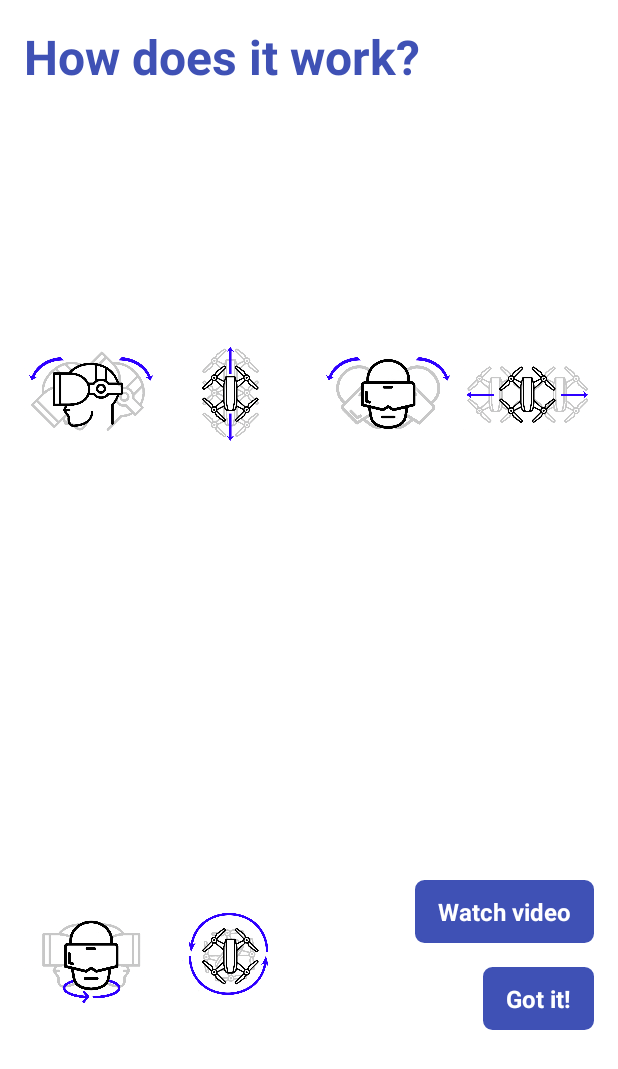
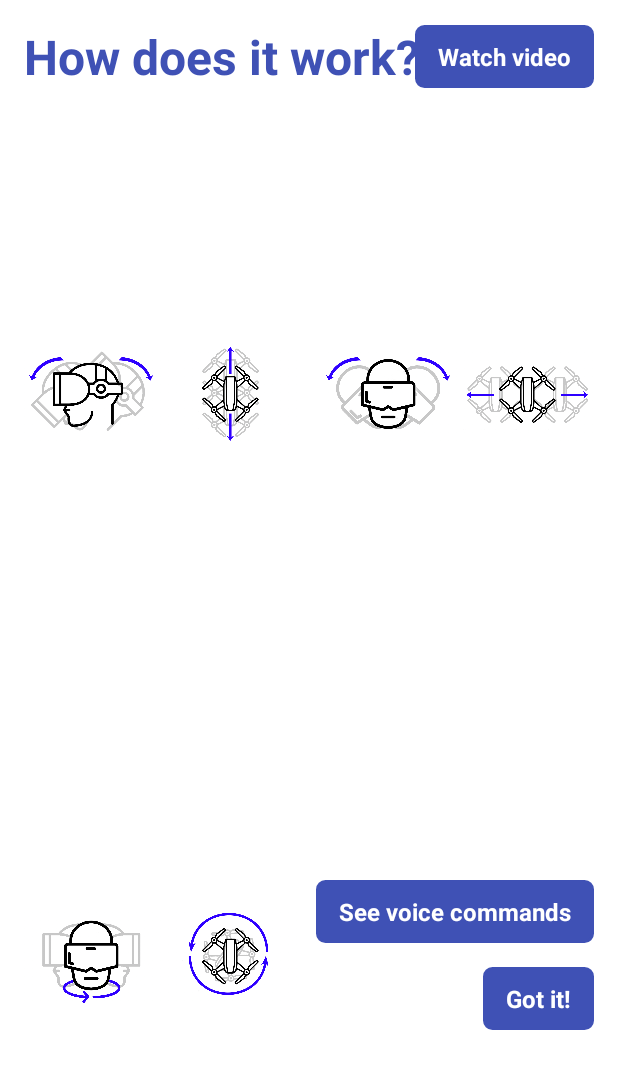
Before and after one commit to damiafuentes/drone-view, an Android app: the fragment FragmentTutorial shown on its own in the app's theme, on a phone screen of 412 x 824 dp. Shown: the top 1069 px of the screen. Run offline under Robolectric (Android 15) with nearby library versions, the phone set to English and light mode, and no system bars; 1 statement that could not run was skipped.

Commit message:
Added voice commands tutorial

```diff
--- a/FPVDemo/app/src/main/java/com/dji/FPVDemo/MainActivity.java
+++ b/FPVDemo/app/src/main/java/com/dji/FPVDemo/MainActivity.java
@@ -684,7 +684,7 @@ public class MainActivity extends Activity implements SensorEventListener, TextT
     }
 
     private void startingSpeech(){
-        speech("Welcome to the drone view. Try saying the following commands: Take off. land. up. down. photo. start recording. stop recording . or. repeat commands. Hope you enjoy the flight! hahahaaa ");
+        speech("Welcome to the drone view. Hope you enjoy the flight! hahahaaa ");
     }
 
     private void uninitRecognition(){
--- a/FPVDemo/app/src/main/java/com/dji/FPVDemo/StartActivity.java
+++ b/FPVDemo/app/src/main/java/com/dji/FPVDemo/StartActivity.java
@@ -1,10 +1,11 @@
 package com.dji.FPVDemo;
 
 import android.os.Bundle;
-import android.app.Activity;
 import android.support.v4.app.Fragment;
 import android.support.v4.app.FragmentActivity;
 import android.support.v4.app.FragmentTransaction;
+
+import com.dji.FPVDemo.fragments.FragmentStart;
 
 public class StartActivity extends FragmentActivity {
 
--- a/FPVDemo/app/src/main/java/com/dji/FPVDemo/FragmentTutorial.java
+++ b/FPVDemo/app/src/main/java/com/dji/FPVDemo/fragments/FragmentTutorial.java
@@ -1,4 +1,4 @@
-package com.dji.FPVDemo;
+package com.dji.FPVDemo.fragments;
 
 
 import android.os.Bundle;
@@ -7,19 +7,17 @@ import android.support.v4.app.Fragment;
 import android.view.LayoutInflater;
 import android.view.View;
 import android.view.ViewGroup;
-import android.widget.ImageView;
 import android.widget.TextView;
 
+import com.dji.FPVDemo.R;
+import com.dji.FPVDemo.StartActivity;
 
-/**
- * A simple {@link Fragment} subclass.
- * Use the {@link FragmentTutorial#newInstance} factory method to
- * create an instance of this fragment.
- */
+
 public class FragmentTutorial extends Fragment {
 
     public TextView tvGotIt;
     public TextView tvWatchVideo;
+    public TextView tvSeeVoiceCommands;
 
     public StartActivity activity;
 
@@ -43,7 +41,8 @@ public class FragmentTutorial extends Fragment {
         // Inflate the layout for this fragment
         View view = inflater.inflate(R.layout.fragment_tutorial, container, false);
         tvGotIt = view.findViewById(R.id.tvGotIt);
-        tvWatchVideo = view.findViewById(R.id.tvVideo);
+        tvWatchVideo = view.findViewById(R.id.tvWatchVideo);
+        tvSeeVoiceCommands = view.findViewById(R.id.tvVoiceCommands);
         return view;
     }
 
@@ -66,5 +65,12 @@ public class FragmentTutorial extends Fragment {
 
             }
         });
+
+        tvSeeVoiceCommands.setOnClickListener(new View.OnClickListener() {
+            @Override
+            public void onClick(View v) {
+                activity.commitFragment(FragmentVoiceCommands.newInstance(),"FragmentVoiceCommands",true);
+            }
+        });
     }
 }
--- a/FPVDemo/app/src/main/res/layout/asdfasdf.xml
+++ b/FPVDemo/app/src/main/res/layout/asdfasdf.xml
@@ -3,7 +3,7 @@
     xmlns:tools="http://schemas.android.com/tools"
     android:layout_width="match_parent"
     android:layout_height="match_parent"
-    tools:context=".FragmentStart">
+    tools:context=".fragments.FragmentStart">
 
     <!-- TODO: Update blank fragment layout -->
     <TextView
--- a/FPVDemo/app/src/main/res/layout/fragment_tutorial.xml
+++ b/FPVDemo/app/src/main/res/layout/fragment_tutorial.xml
@@ -4,6 +4,12 @@
     android:layout_height="match_parent"
     android:orientation="vertical"
     android:background="@color/white">
+
+    <RelativeLayout
+        android:layout_width="match_parent"
+        android:layout_height="wrap_content"
+        android:orientation="horizontal"
+        android:gravity="center">
 
         <TextView
             android:layout_width="wrap_content"
@@ -12,7 +18,29 @@
             android:textSize="32dp"
             android:textStyle="bold"
             android:layout_margin="16dp"
-        android:textColor="@color/colorPrimary"/>
+            android:textColor="@color/colorPrimary"
+            android:layout_alignParentStart="true"
+            android:layout_centerVertical="true"/>
+
+        <TextView
+            android:id="@+id/tvWatchVideo"
+            android:layout_width="wrap_content"
+            android:layout_height="wrap_content"
+            android:paddingLeft="15dp"
+            android:paddingRight="15dp"
+            android:paddingTop="10dp"
+            android:paddingBottom="10dp"
+            android:text="@string/SeeVideo"
+            android:background="@drawable/accent_button"
+            android:textColor="@color/white"
+            android:textSize="16dp"
+            android:textStyle="bold"
+            android:layout_marginBottom="8dp"
+            android:layout_alignParentEnd="true"
+            android:layout_centerVertical="true"
+            android:layout_marginEnd="16dp"/>
+
+    </RelativeLayout>
 
     <LinearLayout
         android:layout_width="match_parent"
@@ -80,14 +108,14 @@
                 android:layout_centerVertical="true">
 
                 <TextView
-                    android:id="@+id/tvVideo"
+                    android:id="@+id/tvVoiceCommands"
                     android:layout_width="wrap_content"
                     android:layout_height="wrap_content"
                     android:paddingLeft="15dp"
                     android:paddingRight="15dp"
                     android:paddingTop="10dp"
                     android:paddingBottom="10dp"
-                    android:text="@string/SeeVideo"
+                    android:text="@string/SeeVoiceCommands"
                     android:background="@drawable/accent_button"
                     android:textColor="@color/white"
                     android:textSize="16dp"
--- a/FPVDemo/app/src/main/res/values/strings.xml
+++ b/FPVDemo/app/src/main/res/values/strings.xml
@@ -24,5 +24,8 @@
     <!-- TODO: Remove or change this placeholder text -->
     <string name="hello_blank_fragment">Hello blank fragment</string>
     <string name="title_activity_start">StartActivity</string>
+    <string name="SeeVoiceCommands">See voice commands</string>
+    <string name="VoiceCommands">Voice commands</string>
+    <string name="VoiceCommandsText">When you start your FPV your drone will follow the following voice commands: \n  - Take off\n  - Land\n  - Up\n  - Down\n  - Photo\n  - Start recording\n  - Stop recording</string>
 
 </resources>
```
Also changed, not shown: FPVDemo/app/src/main/java/com/dji/FPVDemo/fragments/FragmentConnection.java (renamed from FPVDemo/app/src/main/java/com/dji/FPVDemo/FragmentConnection.java, +6 -3 lines), FPVDemo/app/src/main/java/com/dji/FPVDemo/fragments/FragmentSettings.java (renamed from FPVDemo/app/src/main/java/com/dji/FPVDemo/FragmentSettings.java, +4 -6 lines), FPVDemo/app/src/main/java/com/dji/FPVDemo/fragments/FragmentStart.java (renamed from FPVDemo/app/src/main/java/com/dji/FPVDemo/FragmentStart.java, +4 -6 lines), FPVDemo/app/src/main/java/com/dji/FPVDemo/fragments/FragmentVoiceCommands.java (added, +58 -0 lines), FPVDemo/app/src/main/res/layout/fragment_voice_commands.xml (added, +40 -0 lines). Lines whose indentation alone changed are shown as unchanged.
